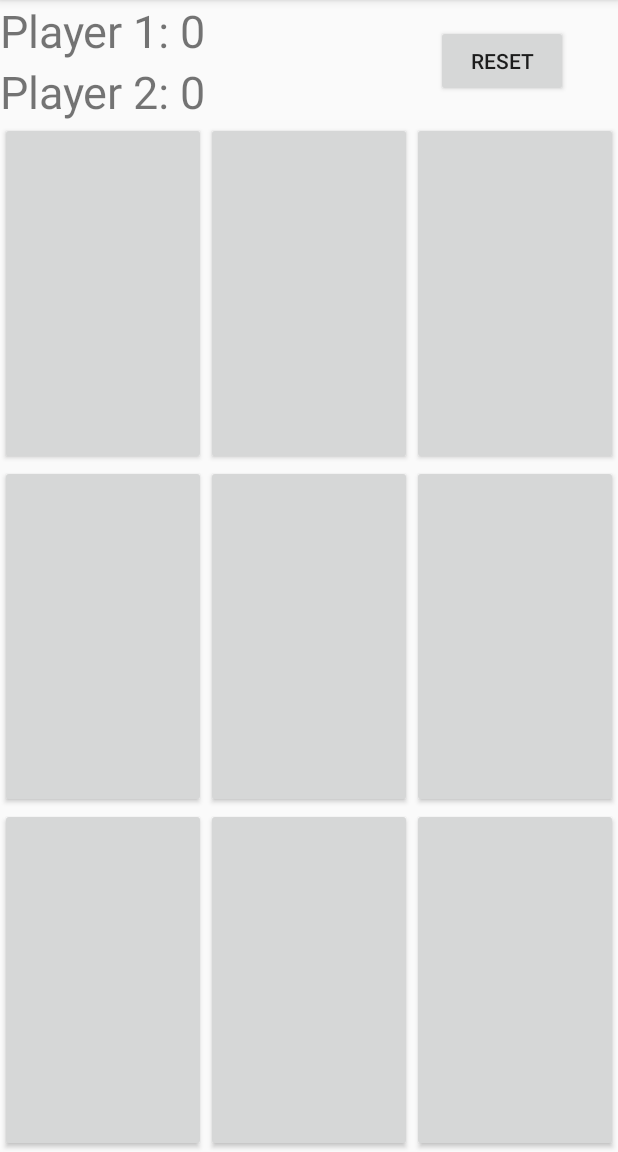
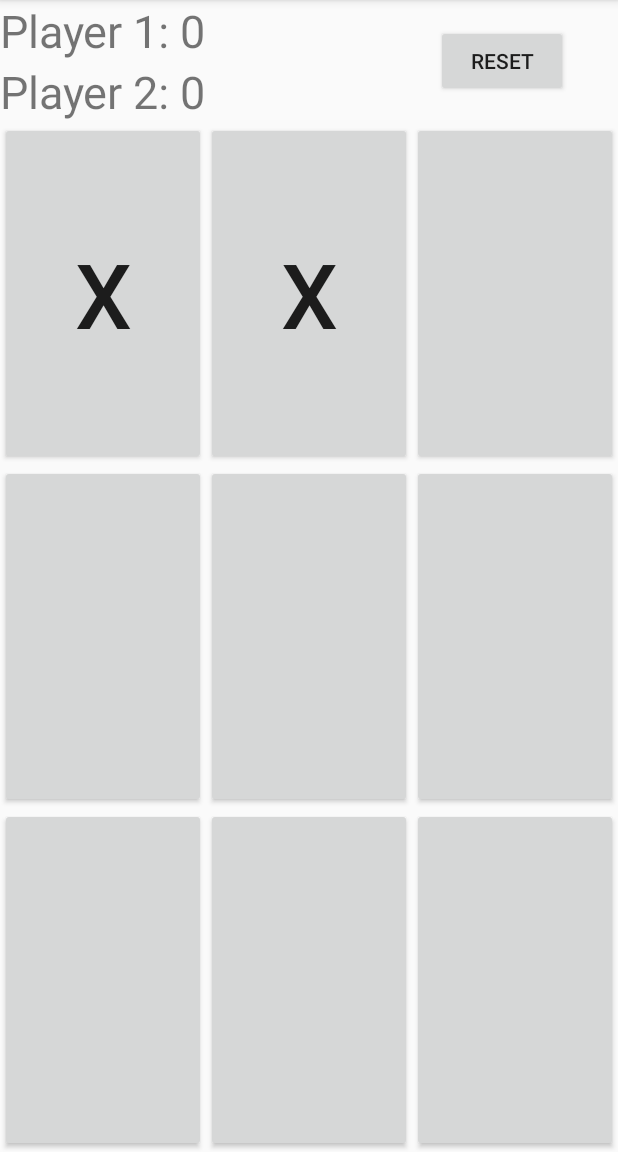
Before and after one commit to bnlake/TicTacToe, an Android app: the RandomActivity screen opened directly, with no data from a screen before it, after a tap on an icon or button, on a phone screen of 412 x 824 dp, the part 84-1236 px from its top. Run offline under Robolectric (Android 15) with nearby library versions, the phone set to English and light mode, and no system bars; 3 other taps on this screen came first.

Commit message:
Create onClick method for the reset button. If first player selects a button, set its text to either X or O, then increase the number of rounds

```diff
--- a/app/src/main/java/com/csci4020/tic_tac_toe/RandomActivity.java
+++ b/app/src/main/java/com/csci4020/tic_tac_toe/RandomActivity.java
@@ -50,10 +50,30 @@ public class RandomActivity extends Activity implements View.OnClickListener {
                 buttons[i][j].setOnClickListener(this);
             }
         }
+
+        Button buttonReset = findViewById(R.id.button_reset);
+        buttonReset.setOnClickListener(new View.OnClickListener() {
+            @Override
+            public void onClick(View v) {
+
+            }
+        });
     }
 
     @Override
     public void onClick(View v) {
+        // checks if button has already been used
+        if (!((Button) v).getText().toString().equals("")) {
+            return;
+        }
 
+        // if it's player one's turn and they click a button, give the button a text of X or O
+        if (player1Turn) {
+            ((Button) v).setText("X");
+        } else {
+            ((Button) v).setText("O");
+        }
+
+        roundCount++;
     }
 }
```
